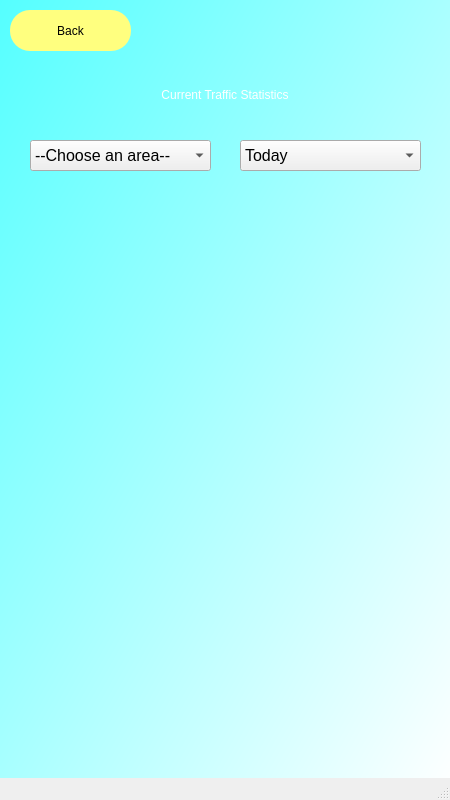
Qt form Native_App/trafficgraph.ui (EzLeong/testing) before a commit.
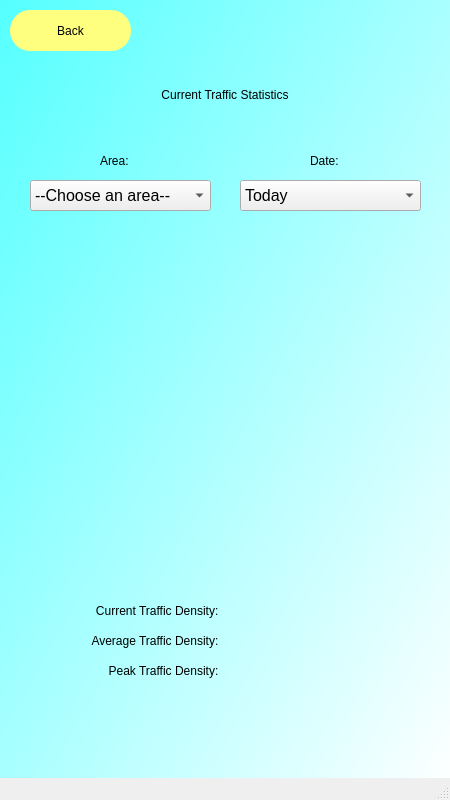
The same form after that commit. Custom widgets are drawn as their Qt base class.

Patch:
```diff
--- a/Native_App/trafficgraph.ui
+++ b/Native_App/trafficgraph.ui
@@ -39,7 +39,7 @@
      </property>
      <property name="styleSheet">
       <string notr="true">font: 28pt &quot;MS Shell Dlg 2&quot;;
-color: rgb(255, 255, 255);</string>
+color: rgb(0, 0, 0);</string>
      </property>
      <property name="text">
       <string>Current Traffic Statistics</string>
@@ -52,7 +52,7 @@
      <property name="geometry">
       <rect>
        <x>10</x>
-       <y>200</y>
+       <y>240</y>
        <width>430</width>
        <height>321</height>
       </rect>
@@ -66,7 +66,7 @@
      <property name="geometry">
       <rect>
        <x>240</x>
-       <y>140</y>
+       <y>180</y>
        <width>181</width>
        <height>31</height>
       </rect>
@@ -119,7 +119,7 @@
      <property name="geometry">
       <rect>
        <x>30</x>
-       <y>140</y>
+       <y>180</y>
        <width>181</width>
        <height>31</height>
       </rect>
@@ -153,6 +153,143 @@
       </property>
      </item>
     </widget>
+    <widget class="QLabel" name="arealabel">
+     <property name="geometry">
+      <rect>
+       <x>100</x>
+       <y>150</y>
+       <width>41</width>
+       <height>21</height>
+      </rect>
+     </property>
+     <property name="styleSheet">
+      <string notr="true">font: 12pt &quot;MS Shell Dlg 2&quot;;</string>
+     </property>
+     <property name="text">
+      <string>Area:</string>
+     </property>
+    </widget>
+    <widget class="QLabel" name="datelabel">
+     <property name="geometry">
+      <rect>
+       <x>310</x>
+       <y>150</y>
+       <width>41</width>
+       <height>21</height>
+      </rect>
+     </property>
+     <property name="styleSheet">
+      <string notr="true">font: 12pt &quot;MS Shell Dlg 2&quot;;</string>
+     </property>
+     <property name="text">
+      <string>Date:</string>
+     </property>
+    </widget>
+    <widget class="QLabel" name="avgtd">
+     <property name="geometry">
+      <rect>
+       <x>0</x>
+       <y>630</y>
+       <width>225</width>
+       <height>21</height>
+      </rect>
+     </property>
+     <property name="styleSheet">
+      <string notr="true">font: 12pt &quot;MS Shell Dlg 2&quot;;</string>
+     </property>
+     <property name="text">
+      <string>Average Traffic Density:  </string>
+     </property>
+     <property name="alignment">
+      <set>Qt::AlignRight|Qt::AlignTrailing|Qt::AlignVCenter</set>
+     </property>
+    </widget>
+    <widget class="QLabel" name="avgtd2">
+     <property name="geometry">
+      <rect>
+       <x>225</x>
+       <y>630</y>
+       <width>181</width>
+       <height>21</height>
+      </rect>
+     </property>
+     <property name="styleSheet">
+      <string notr="true">font: 12pt &quot;MS Shell Dlg 2&quot;;</string>
+     </property>
+     <property name="text">
+      <string/>
+     </property>
+    </widget>
+    <widget class="QLabel" name="peaktd">
+     <property name="geometry">
+      <rect>
+       <x>0</x>
+       <y>660</y>
+       <width>225</width>
+       <height>21</height>
+      </rect>
+     </property>
+     <property name="styleSheet">
+      <string notr="true">font: 12pt &quot;MS Shell Dlg 2&quot;;</string>
+     </property>
+     <property name="text">
+      <string>Peak Traffic Density:  </string>
+     </property>
+     <property name="alignment">
+      <set>Qt::AlignRight|Qt::AlignTrailing|Qt::AlignVCenter</set>
+     </property>
+    </widget>
+    <widget class="QLabel" name="peaktd2">
+     <property name="geometry">
+      <rect>
+       <x>225</x>
+       <y>660</y>
+       <width>181</width>
+       <height>21</height>
+      </rect>
+     </property>
+     <property name="styleSheet">
+      <string notr="true">font: 12pt &quot;MS Shell Dlg 2&quot;;</string>
+     </property>
+     <property name="text">
+      <string/>
+     </property>
+    </widget>
+    <widget class="QLabel" name="currenttd">
+     <property name="geometry">
+      <rect>
+       <x>0</x>
+       <y>600</y>
+       <width>225</width>
+       <height>21</height>
+      </rect>
+     </property>
+     <property name="styleSheet">
+      <string notr="true">font: 12pt &quot;MS Shell Dlg 2&quot;;</string>
+     </property>
+     <property name="text">
+      <string>Current Traffic Density:  </string>
+     </property>
+     <property name="alignment">
+      <set>Qt::AlignRight|Qt::AlignTrailing|Qt::AlignVCenter</set>
+     </property>
+    </widget>
+    <widget class="QLabel" name="currenttd2">
+     <property name="geometry">
+      <rect>
+       <x>225</x>
+       <y>600</y>
+       <width>181</width>
+       <height>21</height>
+      </rect>
+     </property>
+     <property name="styleSheet">
+      <string notr="true">font: 12pt &quot;MS Shell Dlg 2&quot;;</string>
+     </property>
+     <property name="text">
+      <string/>
+     </property>
+    </widget>
    </widget>
    <widget class="QPushButton" name="backb">
     <property name="geometry">
```
